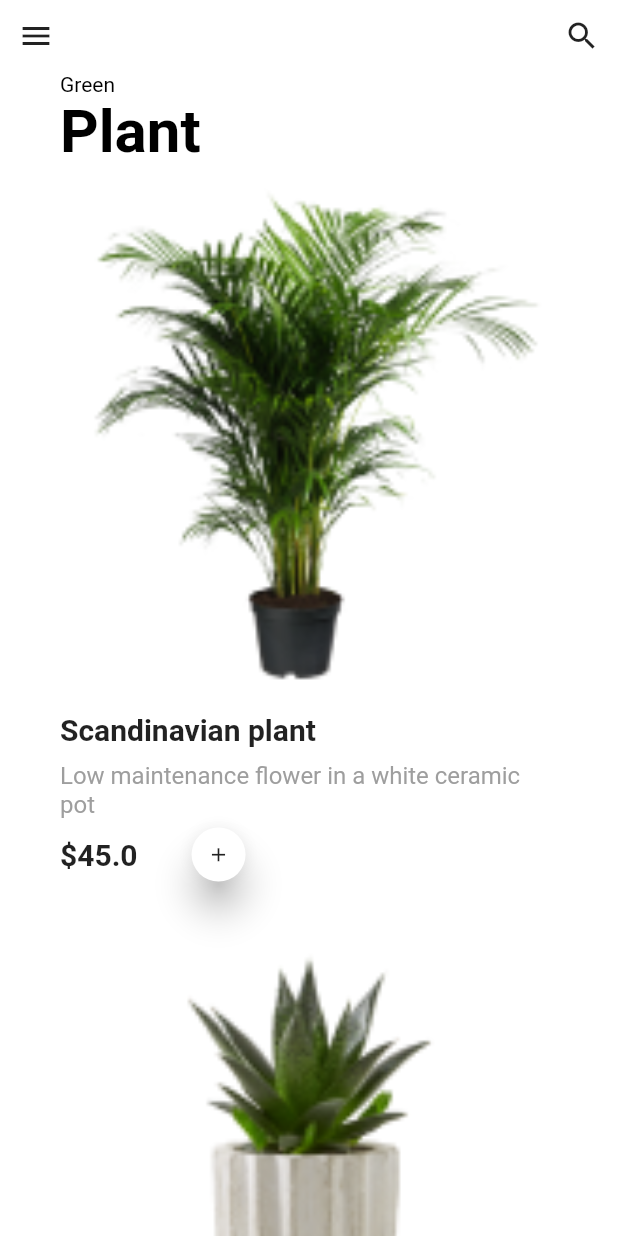
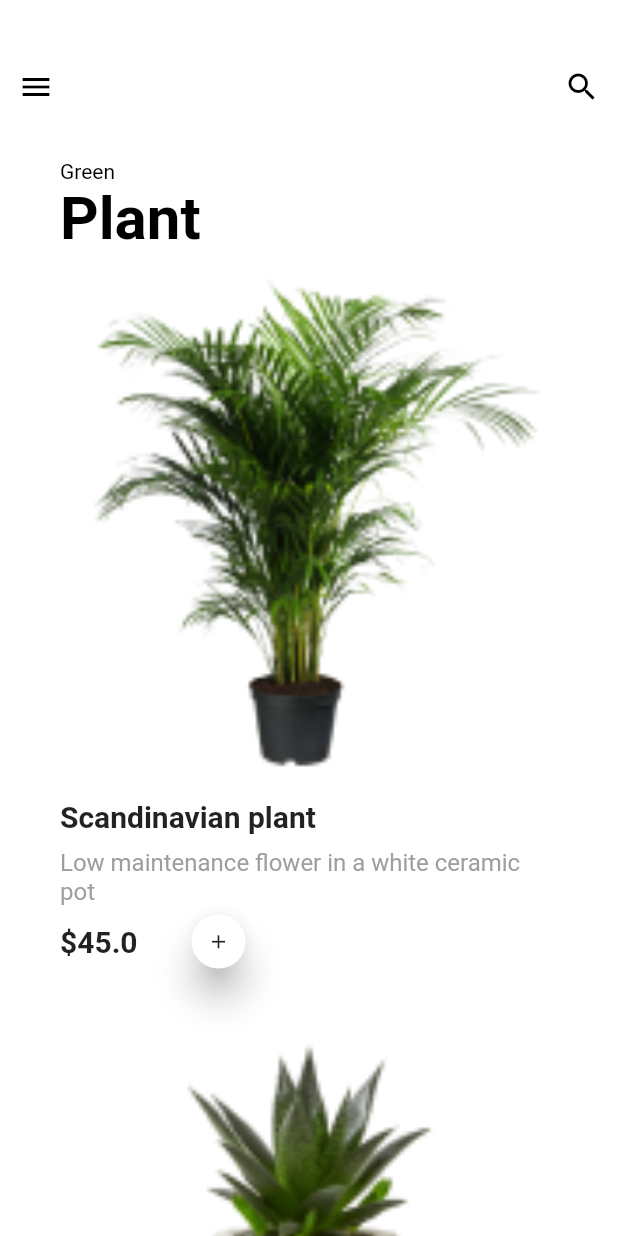
Before and after one commit to diepvicuong/flutter_ui_kits, a Flutter app: the screen it shows after launch, on a phone screen of 412 x 824 dp. Run offline on Flutter 3.47's test engine with Material 2 defaults, Android fonts, the light colour scheme and no system bars.

Commit message:
Add theme

```diff
--- a/planting_app_ui/lib/main.dart
+++ b/planting_app_ui/lib/main.dart
@@ -29,20 +29,18 @@ class _MyAppState extends State<MyApp> {
     DrawerItem(
       title: "Shape Close",
     ),
-    // DrawerItem(
-    //   title: "Test",
-    // ),
   ];
   @override
   Widget build(BuildContext context) {
     return MaterialApp(
+      debugShowCheckedModeBanner: false,
+      theme: ThemeData(
+        primaryColor: Colors.white,
+      ),
       home: Scaffold(
-        body: SafeArea(
-          child: Stack(
+        body: Stack(
           children: [
-              // NavigationRail(destinations: destinations, selectedIndex: selectedIndex)
             Container(
-                color: Colors.white,
               child: LeftNavigationBar(
                 currentIndex: _currentIndex,
                 items: _drawerItems,
@@ -72,7 +70,6 @@ class _MyAppState extends State<MyApp> {
           ],
         ),
       ),
-      ),
     );
   }
 }
--- a/planting_app_ui/lib/pages/detail_screen.dart
+++ b/planting_app_ui/lib/pages/detail_screen.dart
@@ -12,8 +12,26 @@ class DetailScreen extends StatelessWidget {
   @override
   Widget build(BuildContext context) {
     return Scaffold(
-      body: SafeArea(
-        child: Container(
+      appBar: AppBar(
+        elevation: 0,
+        leading: IconButton(
+            icon: Icon(
+              Icons.arrow_back,
+              color: Colors.black,
+            ),
+            onPressed: () {
+              Navigator.pop(context);
+            }),
+        actions: [
+          IconButton(
+              icon: Icon(
+                Icons.shopping_cart_outlined,
+                color: Colors.black,
+              ),
+              onPressed: () {}),
+        ],
+      ),
+      body: Container(
         color: Constants.kPrimaryColor,
         child: Column(
           children: [
@@ -23,22 +41,6 @@ class DetailScreen extends StatelessWidget {
                 painter: CustomContainerPainter(),
                 child: Wrap(
                   children: [
-                      ListTile(
-                        leading: IconButton(
-                            icon: Icon(
-                              Icons.arrow_back,
-                              color: Colors.black,
-                            ),
-                            onPressed: () {
-                              Navigator.pop(context);
-                            }),
-                        trailing: IconButton(
-                            icon: Icon(
-                              Icons.shopping_cart_outlined,
-                              color: Colors.black,
-                            ),
-                            onPressed: () {}),
-                      ),
                     Padding(
                       padding: const EdgeInsets.all(20.0),
                       child: PlantWidget(plant: plant),
@@ -68,7 +70,6 @@ class DetailScreen extends StatelessWidget {
                   ],
                 )),
           ],
-          ),
         ),
       ),
     );
--- a/planting_app_ui/lib/pages/home_screen.dart
+++ b/planting_app_ui/lib/pages/home_screen.dart
@@ -33,10 +33,17 @@ class _HomeScreenState extends State<HomeScreen> {
   ];
   @override
   Widget build(BuildContext context) {
-    return AnimatedContainer(
+    return widget.index != 0
+        ? Container(
+            child: Center(
+                child: Text(
+              'Page: ${widget.index + 1}',
+              style: TextStyle(fontSize: 50),
+            )),
+          )
+        : AnimatedContainer(
             duration: Duration(milliseconds: 200),
-      decoration: BoxDecoration(
-          color: widget.index == 0 ? Colors.white : Colors.blue[100]),
+            decoration: BoxDecoration(color: Colors.white),
             height: double.infinity,
             margin: EdgeInsets.only(left: isDrawerOpen ? 70 : 0),
             child: SingleChildScrollView(
@@ -44,10 +51,14 @@ class _HomeScreenState extends State<HomeScreen> {
                 mainAxisSize: MainAxisSize.max,
                 crossAxisAlignment: CrossAxisAlignment.stretch,
                 children: [
-            Row(mainAxisAlignment: MainAxisAlignment.spaceBetween, children: [
-              isDrawerOpen
+                  ListTile(
+                    contentPadding: EdgeInsets.only(top: 30),
+                    leading: isDrawerOpen
                         ? IconButton(
-                      icon: Icon(Icons.arrow_back),
+                            icon: Icon(
+                              Icons.arrow_back,
+                              color: Colors.black,
+                            ),
                             onPressed: () {
                               setState(() {
                                 xOffset = 0;
@@ -57,7 +68,10 @@ class _HomeScreenState extends State<HomeScreen> {
                             },
                           )
                         : IconButton(
-                      icon: Icon(Icons.menu),
+                            icon: Icon(
+                              Icons.menu,
+                              color: Colors.black,
+                            ),
                             onPressed: () {
                               setState(() {
                                 xOffset = 70;
@@ -65,9 +79,26 @@ class _HomeScreenState extends State<HomeScreen> {
                                 isDrawerOpen = true;
                               });
                             }),
-              IconButton(icon: Icon(Icons.search), onPressed: () {}),
-            ]),
-            Container(
+                    trailing: IconButton(
+                        icon: Icon(
+                          Icons.search,
+                          color: Colors.black,
+                        ),
+                        onPressed: () {}),
+                  ),
+                  TweenAnimationBuilder(
+                    duration: Duration(milliseconds: 1000),
+                    tween: Tween<double>(begin: 0, end: 1),
+                    builder: (context, double value, child) {
+                      return Opacity(
+                        opacity: value,
+                        child: Padding(
+                          padding: EdgeInsets.only(top: value * 20),
+                          child: child,
+                        ),
+                      );
+                    },
+                    child: Container(
                       margin: EdgeInsets.only(left: 40),
                       child: RichText(
                         text: TextSpan(
@@ -80,6 +111,7 @@ class _HomeScreenState extends State<HomeScreen> {
                                 style: TextStyle(
                                     fontSize: 40, fontWeight: FontWeight.bold)),
                           ],
+                        ),
                       ),
                     ),
                   ),
--- a/planting_app_ui/lib/widgets/left_navigation_bar.dart
+++ b/planting_app_ui/lib/widgets/left_navigation_bar.dart
@@ -110,14 +110,17 @@ class _LeftNavigationBarState extends State<LeftNavigationBar>
       child: Column(
         mainAxisAlignment: MainAxisAlignment.spaceBetween,
         children: [
-          SizedBox(
+          // SizedBox(
+          //   height: 20,
+          // ),
+          Padding(
+            padding: const EdgeInsets.only(top: 30.0),
             child: widget.topIcon != null
                 ? IconButton(
                     icon: widget.topIcon!,
                     onPressed: widget.onTapTopIcon,
                   )
                 : Container(color: Colors.orange[100]),
-            height: 50,
           ),
           Column(
             children: widget.items.map((item) {
@@ -178,14 +181,14 @@ class _LeftNavigationBarState extends State<LeftNavigationBar>
               );
             }).toList(),
           ),
-          SizedBox(
+          Padding(
+            padding: const EdgeInsets.only(bottom: 30.0),
             child: widget.bottomIcon != null
                 ? IconButton(
                     icon: widget.bottomIcon!,
                     onPressed: widget.onTapBottomIcon,
                   )
                 : Container(color: Colors.yellow[100]),
-            height: 50,
           ),
         ],
       ),
--- a/planting_app_ui/lib/widgets/plant_widget.dart
+++ b/planting_app_ui/lib/widgets/plant_widget.dart
@@ -17,9 +17,12 @@ class PlantWidget extends StatelessWidget {
         children: [
           GestureDetector(
             onTap: onTap,
-            child: Image.asset(
-              plant.image,
-              fit: BoxFit.fitHeight,
+            child: Hero(
+              tag: 'plant-${plant.image}',
+              child: Image.asset(
+                plant.image,
+                fit: BoxFit.fitHeight,
+              ),
             ),
           ),
           SizedBox(height: 20),
```
Lines whose indentation alone changed are shown as unchanged.
